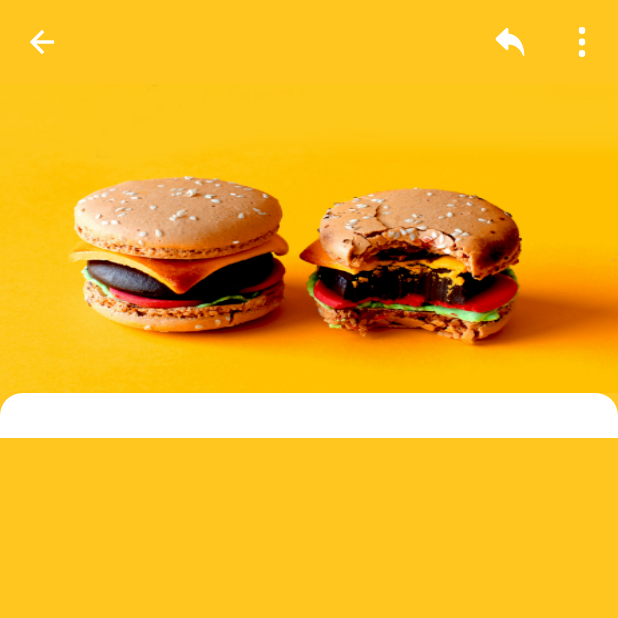
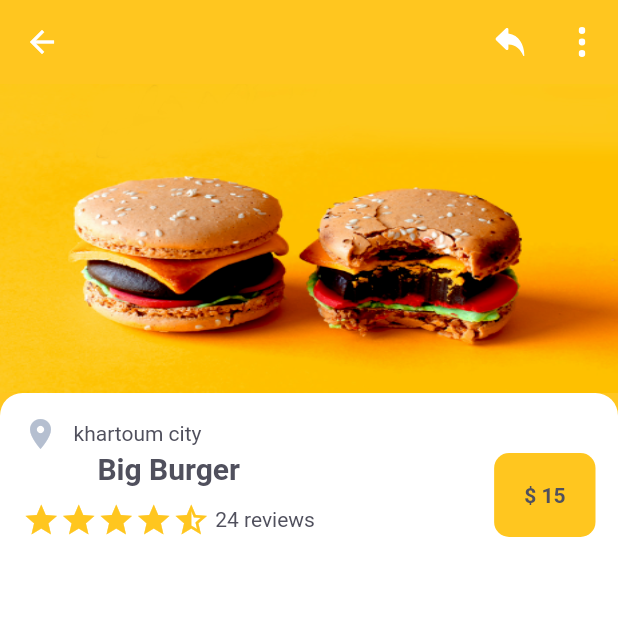
Before and after one commit to malouda0000/my_demo, a Flutter app: the DetialsScreen screen opened directly, on a phone screen of 412 x 824 dp, the top half of it. Run offline on Flutter 3.47's test engine with Material 2 defaults, Android fonts, the phone set to English and light mode, and no system bars; drawn by our look-alikes of smooth_star_rating; our stand-ins replace flutter_svg; missing offline and left inert: dart:js.

```diff
--- a/lib/constants.dart
+++ b/lib/constants.dart
@@ -4,5 +4,15 @@ const kPrimaryColor = Color(0xFFFFC61F);
 const ksecondaryColor = Color(0xFFB5BFD0);
 const kTextColor = Color(0xFF50505D);
 const kTextLightColor = Color(0xFF6A727D);
+const kTextBlacColor = Color.fromRGBO(0, 0, 0, 1);
+const theMainLightColor = Color.fromARGB(255, 255, 255, 255);
 
-const theMainLightColor = Color.fromARGB(255, 255, 255, 255);
+class TempText extends StatelessWidget {
+  const TempText({Key? key}) : super(key: key);
+
+  @override
+  Widget build(BuildContext context) {
+    return Text(
+        'Burger King (BK) is an American-based multinational chain of hamburger fast food restaurants. Headquartered in Miami-Dade County, Florida, the company was founded in 1953 as Insta-Burger King, a Jacksonville, Florida–based restaurant chain. After Insta-Burger King ran into financial');
+  }
+}
--- a/lib/screens/detials screen/detials_screen.dart
+++ b/lib/screens/detials screen/detials_screen.dart
@@ -1,6 +1,7 @@
 import 'package:flutter/material.dart';
 import 'package:my_demo/constants.dart';
 import 'package:my_demo/screens/detials%20screen/components/detials_screen_app_bar.dart';
+import 'package:smooth_star_rating/smooth_star_rating.dart';
 
 class DetialsScreen extends StatelessWidget {
   DetialsScreen({Key? key}) : super(key: key);
@@ -33,7 +34,9 @@ class DetialsScreenBody extends StatelessWidget {
           fit: BoxFit.fill,
           imageSrc,
         ),
-        Container(
+        Expanded(
+          child: Container(
+            alignment: AlignmentDirectional.topStart,
             padding: EdgeInsets.all(15),
             decoration: BoxDecoration(
               color: theMainLightColor,
@@ -42,7 +45,79 @@ class DetialsScreenBody extends StatelessWidget {
                 topRight: Radius.circular(15),
               ),
             ),
+            child: Column(
+              children: [
+                Row(
+                  children: [
+                    Icon(
+                      Icons.location_on,
+                      color: ksecondaryColor,
+                    ),
+                    SizedBox(
+                      width: 10,
+                    ),
+                    Text(
+                      'khartoum city',
+                      style: TextStyle(
+                        color: kTextColor,
+                      ),
+                    ),
+                  ],
+                ),
+                Row(
+                  children: [
+                    Column(
+                      children: [
+                        Text(
+                          'Big Burger',
+                          style: TextStyle(
+                            color: kTextColor,
+                            fontSize: 20,
+                            fontWeight: FontWeight.bold,
+                          ),
+                        ),
+                        SizedBox(
+                          height: 10,
+                        ),
+                        Row(
+                          children: [
+                            SmoothStarRating(
+                              allowHalfRating: true,
+                              borderColor: kPrimaryColor,
+                              rating: 4.5,
+                            ),
+                            Text(
+                              ' 24 reviews',
+                              style: TextStyle(
+                                color: kTextColor,
+                              ),
                             )
+                          ],
+                        ),
+                      ],
+                    ),
+                    Spacer(),
+                    Container(
+                      decoration: BoxDecoration(
+                        color: kPrimaryColor,
+                        shape: BoxShape.rectangle,
+                        borderRadius: BorderRadius.circular(10),
+                      ),
+                      padding: EdgeInsets.all(20),
+                      child: Text(
+                        '\$ 15',
+                        style: TextStyle(
+                          color: kTextColor,
+                          fontWeight: FontWeight.bold,
+                        ),
+                      ),
+                    )
+                  ],
+                )
+              ],
+            ),
+          ),
+        ),
       ],
     );
   }
--- a/lib/screens/home/my_home_page.dart
+++ b/lib/screens/home/my_home_page.dart
@@ -1,4 +1,5 @@
 import 'package:flutter/material.dart';
+import 'package:my_demo/screens/detials%20screen/detials_screen.dart';
 import 'package:my_demo/screens/home/components/bottom_nav_bar.dart';
 import 'package:my_demo/screens/home/components/the_app_bar.dart';
 import 'package:my_demo/screens/home/components/the_body.dart';
@@ -22,7 +23,7 @@ class _MyHomePageState extends State<MyHomePage> {
       drawer: TheDrawer(),
       appBar: TheAppBar(),
       // drawer: (),
-      body: TheBody(),
+      body: DetialsScreen(),
       floatingActionButton: TheFap(),
       bottomNavigationBar: TheBottomeNavBar(),
     );
```
Also changed, not shown: lib/animations/fade_animations.dart (added, +34 -0 lines), lib/sing screen/sing_in_screen.dart (added, +202 -0 lines), lib/screens/splash screen/splash_screen.dart (added). Lines whose indentation alone changed are shown as unchanged.
